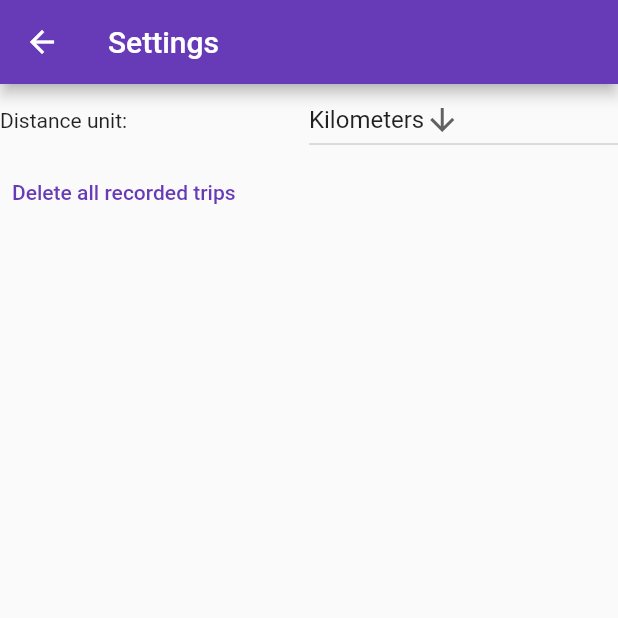
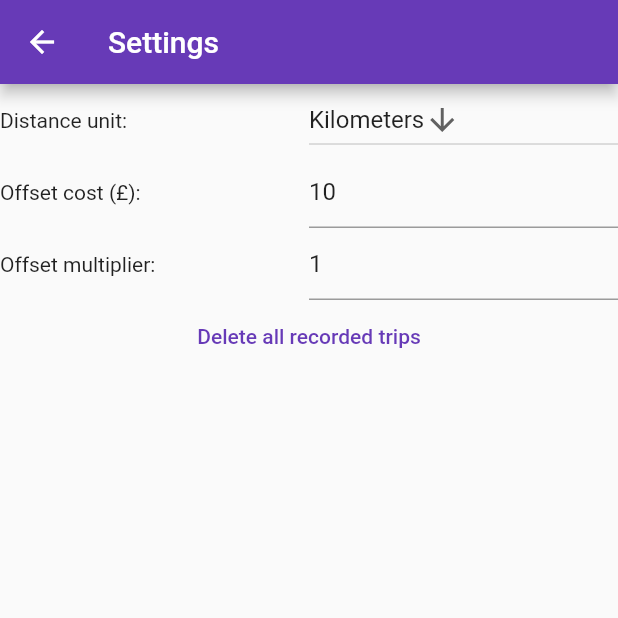
Before and after one commit to Jmorjsm/emissions-offset, a Flutter app: the Settings screen opened directly, on a phone screen of 412 x 824 dp, the top half of it. Run offline on Flutter 3.47's test engine with Material 2 defaults, Android fonts, the phone set to English and light mode, and no system bars; our stand-ins replace flutter_speed_dial, geolocator, localstorage.

```diff
--- a/src/emissions_offset/lib/widgets/settings.dart
+++ b/src/emissions_offset/lib/widgets/settings.dart
@@ -35,25 +35,67 @@ class _SettingsState extends State<Settings> {
           ),
           body: Column(
             children: [
+              // Distance
               Row(
                 children: [
                   Expanded(
                     child: Text('Distance unit:'),
                   ),
                   Expanded(
-                    child:  _UnitSelect(
+                    child: _UnitSelect(
                         appSettings: appSettings,
                       ),
                   ),
                 ],
               ),
+              // Offset cost
               Row(
                 children: [
-                  TextButton(
-                    onPressed: () {
-                      showDeleteConfirmationDialog(context);
-                    },
-                    child: Text("Delete all recorded trips"))
+                  Expanded(
+                    child: Text('Offset cost (£):'),
+                  ),
+                  Expanded(
+                    child: TextFormField(
+                      initialValue: appSettingsStore.appSettings.offsetCostPerTonne.toString(),
+                      onChanged: (text) {
+                        var value = num.tryParse(text);
+                        appSettingsStore.appSettings.offsetCostPerTonne = value;
+                      },
+                      keyboardType: TextInputType.number,
+                    ),
+                  ),
+                ],
+              ),
+
+              // Offset multiplier
+              Row(
+                children: [
+                  Expanded(
+                    child: Text('Offset multiplier:'),
+                  ),
+                  Expanded(
+                    child: TextFormField(
+                      initialValue: appSettingsStore.appSettings.offsetCostMultiplier.toString(),
+                      onChanged: (text) {
+                        var value = num.tryParse(text);
+                        appSettingsStore.appSettings.offsetCostMultiplier = value;
+                      },
+                      keyboardType: TextInputType.number,
+                    ),
+                  ),
+                ],
+              ),
+
+
+              Row(
+                children: [
+                  Expanded(child:
+                    TextButton(
+                      onPressed: () {
+                        showDeleteConfirmationDialog(context);
+                      },
+                      child: Text("Delete all recorded trips"))
+                  ),
                 ],
               ),
             ]
```
Also changed, not shown: src/emissions_offset/lib/widgets/trip-history.dart (+4 -5 lines).
